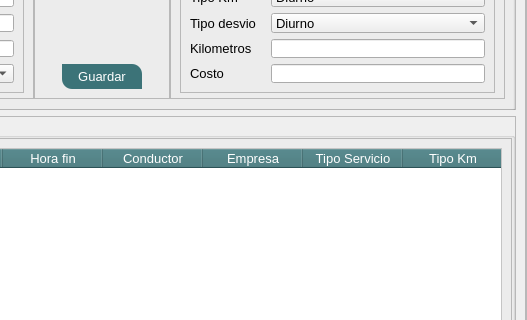
Before: the Qt Designer form mainwindow.ui in askr3d/ProyectoTaxi, drawn with Qt 5; both pictures show x 523 to 1050 and y 380 to 700 of the 1050 by 864 pixel window.
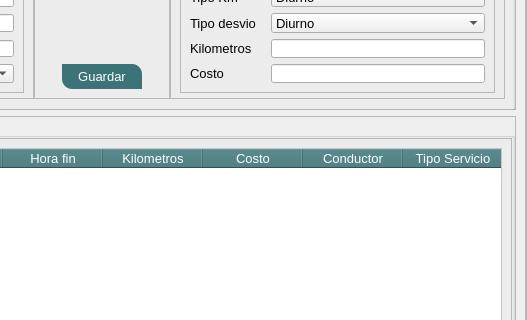
After: the same form once the commit is applied. The open tabs and pages were chosen to show the change. Icons and pictures are not drawn.

Diff of the .ui file:
```diff
--- a/mainwindow.ui
+++ b/mainwindow.ui
@@ -2295,41 +2295,41 @@
                            <string>Hora fin</string>
                           </property>
                          </column>
+                         <column>
+                          <property name="text">
+                           <string>Kilometros</string>
+                          </property>
+                         </column>
+                         <column>
+                          <property name="text">
+                           <string>Costo</string>
+                          </property>
+                         </column>
                          <column>
                           <property name="text">
                            <string>Conductor</string>
                           </property>
                          </column>
-                         <column>
-                          <property name="text">
-                           <string>Empresa</string>
-                          </property>
-                         </column>
                          <column>
                           <property name="text">
                            <string>Tipo Servicio</string>
                           </property>
                          </column>
+                         <column>
+                          <property name="text">
+                           <string>Empresa</string>
+                          </property>
+                         </column>
                          <column>
                           <property name="text">
                            <string>Tipo Km</string>
                           </property>
                          </column>
-                         <column>
-                          <property name="text">
-                           <string>Kilometros</string>
-                          </property>
-                         </column>
                          <column>
                           <property name="text">
                            <string>Tipo Desvio</string>
                           </property>
                          </column>
-                         <column>
-                          <property name="text">
-                           <string>Costo</string>
-                          </property>
-                         </column>
                          <column>
                           <property name="text">
                            <string>Pasajeros</string>
```
Left out of the diff: 7 changed lines with no effect on the pictures.
